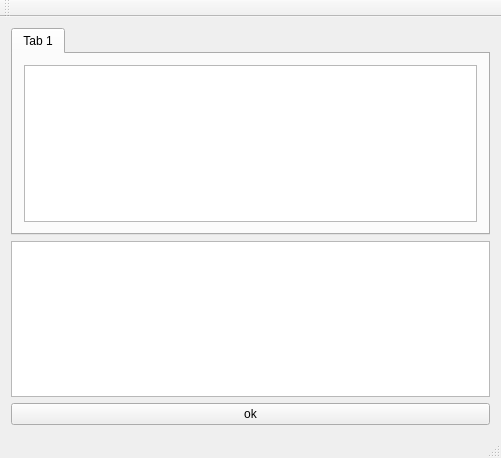
This is mainwindow.ui in Doki1992/compi_2 as Qt 5 draws it before an edit. The edited form follows.
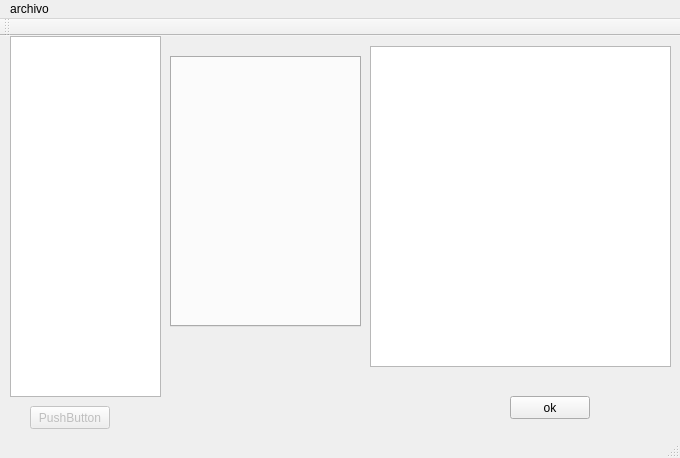
This is the edited form.

```diff
--- a/mainwindow.ui
+++ b/mainwindow.ui
@@ -6,7 +6,7 @@
    <rect>
     <x>0</x>
     <y>0</y>
-    <width>501</width>
+    <width>680</width>
     <height>458</height>
    </rect>
   </property>
@@ -14,45 +14,88 @@
    <string>MainWindow</string>
   </property>
   <widget class="QWidget" name="centralWidget">
-   <layout class="QVBoxLayout" name="verticalLayout_2">
-    <item>
-     <widget class="QTabWidget" name="tabWidget">
-      <property name="currentIndex">
-       <number>0</number>
-      </property>
-      <widget class="QWidget" name="tab">
-       <attribute name="title">
-        <string>Tab 1</string>
-       </attribute>
-       <layout class="QVBoxLayout" name="verticalLayout">
-        <item>
-         <widget class="QTextEdit" name="textEdit"/>
-        </item>
-       </layout>
-      </widget>
-     </widget>
-    </item>
-    <item>
-     <widget class="QTextEdit" name="textEdit_2"/>
-    </item>
-    <item>
-     <widget class="QPushButton" name="pushButton">
-      <property name="text">
-       <string>ok</string>
-      </property>
-     </widget>
-    </item>
-   </layout>
+   <widget class="QTabWidget" name="tabWidget">
+    <property name="geometry">
+     <rect>
+      <x>170</x>
+      <y>20</y>
+      <width>191</width>
+      <height>271</height>
+     </rect>
+    </property>
+    <property name="currentIndex">
+     <number>-1</number>
+    </property>
+   </widget>
+   <widget class="QPushButton" name="pushButton">
+    <property name="geometry">
+     <rect>
+      <x>510</x>
+      <y>360</y>
+      <width>80</width>
+      <height>23</height>
+     </rect>
+    </property>
+    <property name="text">
+     <string>ok</string>
+    </property>
+   </widget>
+   <widget class="QTextEdit" name="textEdit">
+    <property name="geometry">
+     <rect>
+      <x>370</x>
+      <y>10</y>
+      <width>301</width>
+      <height>321</height>
+     </rect>
+    </property>
+   </widget>
+   <widget class="QTreeView" name="treeView">
+    <property name="geometry">
+     <rect>
+      <x>10</x>
+      <y>0</y>
+      <width>151</width>
+      <height>361</height>
+     </rect>
+    </property>
+   </widget>
+   <widget class="QPushButton" name="pushButton_2">
+    <property name="enabled">
+     <bool>false</bool>
+    </property>
+    <property name="geometry">
+     <rect>
+      <x>30</x>
+      <y>370</y>
+      <width>80</width>
+      <height>23</height>
+     </rect>
+    </property>
+    <property name="text">
+     <string>PushButton</string>
+    </property>
+   </widget>
   </widget>
   <widget class="QMenuBar" name="menuBar">
    <property name="geometry">
     <rect>
      <x>0</x>
      <y>0</y>
-     <width>501</width>
+     <width>680</width>
      <height>20</height>
     </rect>
    </property>
+   <widget class="QMenu" name="menuArchivo">
+    <property name="title">
+     <string>archivo</string>
+    </property>
+    <addaction name="actionNuevo"/>
+    <addaction name="actionGuardar"/>
+    <addaction name="actionGuardar_como"/>
+    <addaction name="actionAbrir"/>
+   </widget>
+   <addaction name="menuArchivo"/>
   </widget>
   <widget class="QToolBar" name="mainToolBar">
    <attribute name="toolBarArea">
```
Left out of the diff: 20 changed lines with no effect on the pictures.
